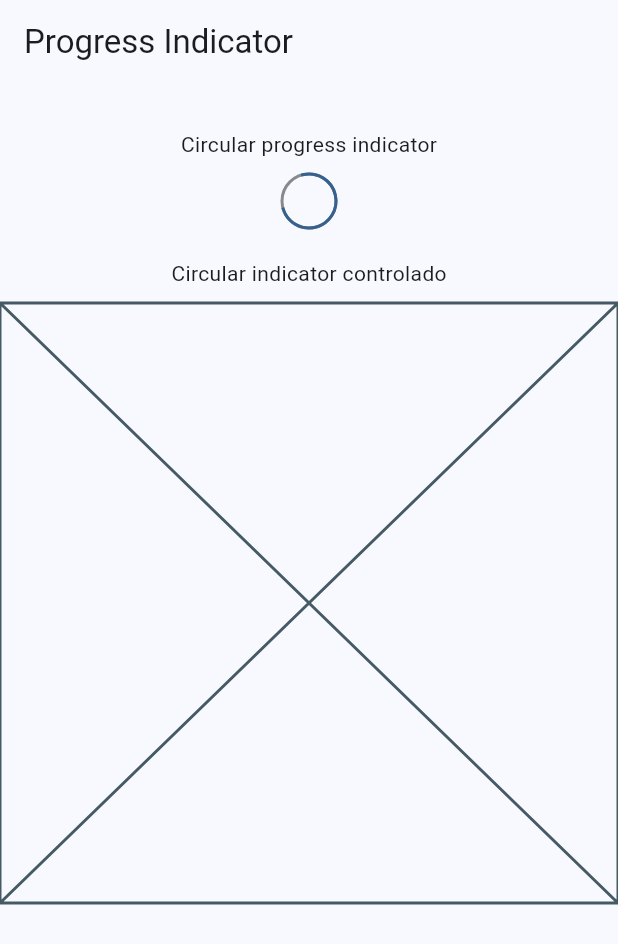
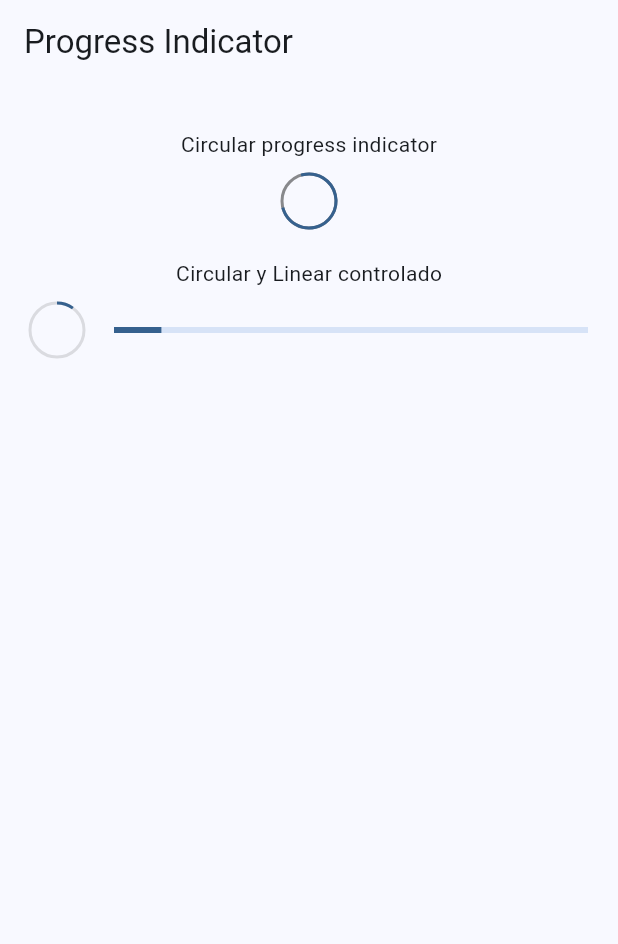
Before and after one commit to AngelTravieso/05-widgets_app, a Flutter app: the ProgressScreen screen opened by its route, on a phone screen of 412 x 824 dp. Shown: the top 944 px of the screen. Run offline on Flutter 3.47's test engine with Material 2 defaults, Android fonts, the phone set to English and light mode, and no system bars; our stand-ins replace go_router.

Commit message:
Linear y Circular progress controlados

```diff
--- a/lib/presentation/screens/progress/progress_screen.dart
+++ b/lib/presentation/screens/progress/progress_screen.dart
@@ -35,7 +35,7 @@ class _ProgressView extends StatelessWidget {
           const SizedBox(
             height: 20,
           ),
-          const Text('Circular indicator controlado'),
+          const Text('Circular y Linear controlado'),
           const SizedBox(
             height: 10,
           ),
@@ -49,6 +49,34 @@ class _ProgressView extends StatelessWidget {
 class _ControlledProgressIndicator extends StatelessWidget {
   @override
   Widget build(BuildContext context) {
-    return const Placeholder();
+    return StreamBuilder(
+      stream: Stream.periodic(const Duration(milliseconds: 300), (value) {
+        return (value * 2) / 100;
+      }).takeWhile((value) => value < 100),
+      builder: (context, snapshot) {
+        final progressValue = snapshot.data ?? 0;
+        return Padding(
+          padding: const EdgeInsets.symmetric(horizontal: 20),
+          child: Row(
+            mainAxisAlignment: MainAxisAlignment.center,
+            children: [
+              CircularProgressIndicator(
+                value: progressValue,
+                strokeWidth: 2,
+                backgroundColor: Colors.black12,
+              ),
+              SizedBox(
+                width: 20,
+              ),
+              Expanded(
+                child: LinearProgressIndicator(
+                  value: progressValue,
+                ),
+              ),
+            ],
+          ),
+        );
+      },
+    );
   }
 }
```
